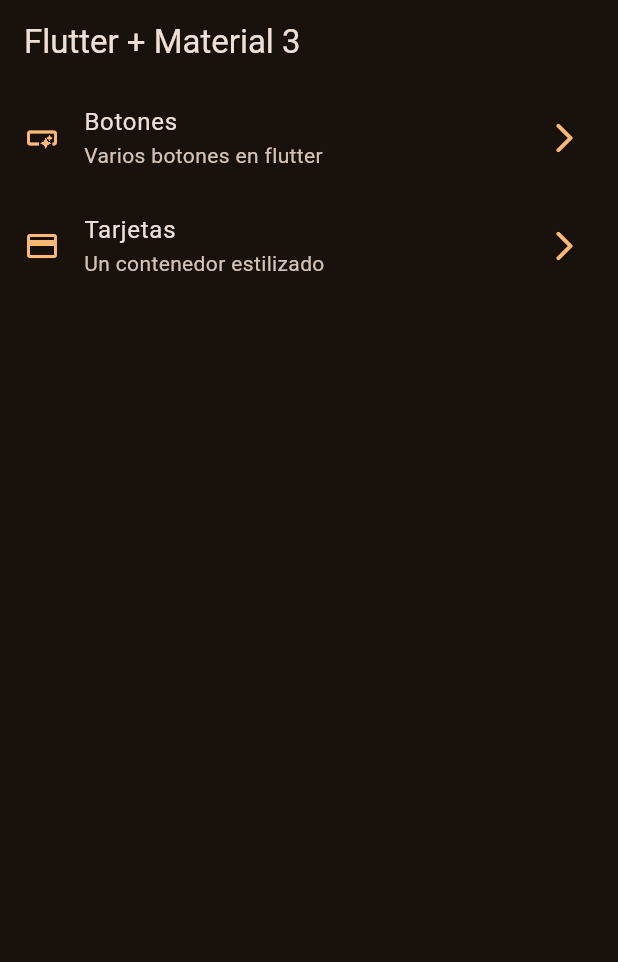
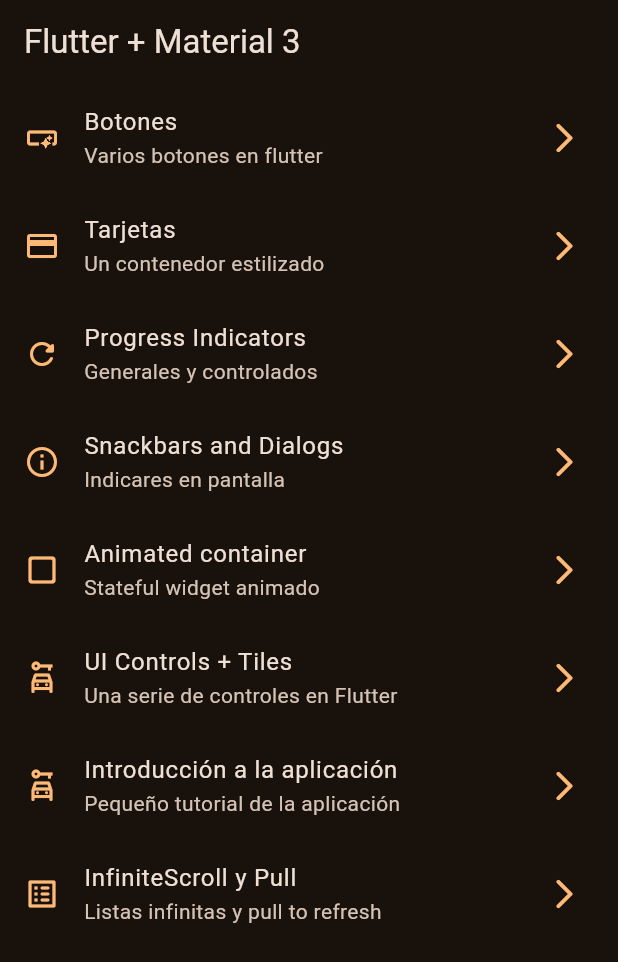
Before and after one commit to rinoaheartili/widgetsapp, a Flutter app: the screen it shows after launch, on a phone screen of 412 x 824 dp. Shown: the top 962 px of the screen. Run offline on Flutter 3.47's test engine with Material 3 defaults, Android fonts, the phone set to English and light mode, and no system bars; our stand-ins replace animate_do, go_router.

Commit message:
Termino de aplicación

```diff
--- a/lib/config/menu/menu_items.dart
+++ b/lib/config/menu/menu_items.dart
@@ -13,7 +13,6 @@ class MenuItems
     required this.link,
     required this.icon
   });
-
 
 }
 
@@ -32,4 +31,46 @@ const appMenuItem = <MenuItems> [
     icon: Icons.credit_card
   ),
 
+  MenuItems(
+    title: 'Progress Indicators',
+    subTitle: 'Generales y controlados',
+    link: '/progress',
+    icon: Icons.refresh_rounded
+  ),
+
+  MenuItems(
+    title: 'Snackbars and Dialogs',
+    subTitle: 'Indicares en pantalla',
+    link: '/snackbars',
+    icon: Icons.info_outline
+  ),
+
+  MenuItems(
+    title: 'Animated container',
+    subTitle: 'Stateful widget animado',
+    link: '/animated',
+    icon: Icons.check_box_outline_blank_rounded
+  ),
+
+  MenuItems(
+    title: 'UI Controls + Tiles',
+    subTitle: 'Una serie de controles en Flutter',
+    link: '/ui-controls',
+    icon: Icons.car_rental_outlined
+  ),
+
+  MenuItems(
+    title: 'Introducción a la aplicación',
+    subTitle: 'Pequeño tutorial de la aplicación',
+    link: '/tutorial',
+    icon: Icons.car_rental_outlined
+  ),
+
+  MenuItems(
+    title: 'InfiniteScroll y Pull',
+    subTitle: 'Listas infinitas y pull to refresh',
+    link: '/infinite',
+    icon: Icons.list_alt_rounded
+  ),
+
 ];
--- a/lib/config/router/app_router.dart
+++ b/lib/config/router/app_router.dart
@@ -22,5 +22,41 @@ final appRouter = GoRouter(
       name: CardsScreen.name,
       builder: (context, state) => const CardsScreen(),
     ),
+
+    GoRoute(
+      path: '/progress',
+      name: ProgressScreen.name,
+      builder: (context, state) => const ProgressScreen(),
+    ),
+
+    GoRoute(
+      path: '/snackbars',
+      name: SnackbarScreen.name,
+      builder: (context, state) => const SnackbarScreen(),
+    ),
+
+    GoRoute(
+      path: '/animated',
+      name: AnimatedScreen.name,
+      builder: (context, state) => const AnimatedScreen(),
+    ),
+
+    GoRoute(
+      path: '/ui-controls',
+      name: UiControlsScreen.name,
+      builder: (context, state) => const UiControlsScreen(),
+    ),
+
+    GoRoute(
+      path: '/tutorial',
+      name: AppTutorialScreen.name,
+      builder: (context, state) => const AppTutorialScreen(),
+    ),
+
+    GoRoute(
+      path: '/infinite',
+      name: InfiniteScrollScreen.name,
+      builder: (context, state) => const InfiniteScrollScreen(),
+    ),
   ],
 );
--- a/lib/main.dart
+++ b/lib/main.dart
@@ -12,6 +12,7 @@ class MainApp extends StatelessWidget {
   @override
   Widget build(BuildContext context) {
     return MaterialApp.router(
+      title: 'Flutter Widgets',
       routerConfig: appRouter,
       debugShowCheckedModeBanner: false,
       theme: AppTheme(selectedColor: 5).getTheme(),
--- a/lib/presentation/screen/buttons/buttons_screen.dart
+++ b/lib/presentation/screen/buttons/buttons_screen.dart
@@ -76,8 +76,8 @@ class _ButtonsView extends StatelessWidget
               onPressed: (){},
               icon: const Icon(Icons.app_registration_rounded),
               style: ButtonStyle(
-                backgroundColor: MaterialStatePropertyAll(colors.primary),
-                iconColor: MaterialStatePropertyAll(Colors.white),
+                backgroundColor: WidgetStatePropertyAll(colors.primary),
+                iconColor: WidgetStatePropertyAll(Colors.white),
               )
             ),
 
--- a/lib/presentation/screen/cards/cards_screen.dart
+++ b/lib/presentation/screen/cards/cards_screen.dart
@@ -169,7 +169,7 @@ class _CardType3 extends StatelessWidget
     final colors = Theme.of(context).colorScheme;
     return Card
     (
-      color: colors.surfaceVariant,
+      color: colors.surfaceContainerHighest,
       elevation: elevation,
       child: Padding(
         padding: const EdgeInsets.fromLTRB(10, 5, 10, 10),
@@ -206,7 +206,6 @@ class _CardType4 extends StatelessWidget
   @override
   Widget build(BuildContext context)
   {
-    final colors = Theme.of(context).colorScheme;
     return Card
     (
       clipBehavior: Clip.hardEdge,
--- a/lib/presentation/screen/home/home_screen.dart
+++ b/lib/presentation/screen/home/home_screen.dart
@@ -1,7 +1,6 @@
 import 'package:flutter/material.dart';
 import 'package:go_router/go_router.dart';
 import 'package:widgetsapp/config/menu/menu_items.dart';
-import 'package:widgetsapp/presentation/screen/cards/cards_screen.dart';
 
 class HomeScreen extends StatelessWidget
 {
--- a/lib/presentation/screen/screen.dart
+++ b/lib/presentation/screen/screen.dart
@@ -1,3 +1,9 @@
+export 'package:widgetsapp/presentation/screen/animated/animated_screen.dart';
+export 'package:widgetsapp/presentation/screen/app_tutorial/app_tutorial_screen.dart';
+export 'package:widgetsapp/presentation/screen/infinite_scroll/infinite_scroll_screen.dart';
+export 'package:widgetsapp/presentation/screen/progress/progress_screen.dart';
+export 'package:widgetsapp/presentation/screen/snackbar/snackbar_screen.dart';
+export 'package:widgetsapp/presentation/screen/ui_controls/ui_controls_screen.dart';
 export 'package:widgetsapp/presentation/screen/buttons/buttons_screen.dart';
 export 'package:widgetsapp/presentation/screen/cards/cards_screen.dart';
 export 'package:widgetsapp/presentation/screen/home/home_screen.dart';
--- a/pubspec.yaml
+++ b/pubspec.yaml
@@ -7,6 +7,7 @@ environment:
   sdk: ^3.7.2
 
 dependencies:
+  animate_do: ^3.0.2
   flutter:
     sdk: flutter
   go_router: ^14.8.1
@@ -19,3 +20,6 @@ dev_dependencies:
 
 flutter:
   uses-material-design: true
+
+  assets:
+    - assets/images/
```
Also changed, not shown: lib/presentation/screen/animated/animated_screen.dart (added, +61 -0 lines), lib/presentation/screen/app_tutorial/app_tutorial_screen.dart (added, +137 -0 lines), lib/presentation/screen/infinite_scroll/infinite_scroll_screen.dart (added, +140 -0 lines), lib/presentation/screen/progress/progress_screen.dart (added, +74 -0 lines), lib/presentation/screen/snackbar/snackbar_screen.dart (added, +82 -0 lines), lib/presentation/screen/ui_controls/ui_controls_screen.dart (added, +123 -0 lines), assets/images/1.png (added), assets/images/2.png (added), assets/images/3.png (added), assets/images/jar-loading.gif (added), pubspec.lock.
